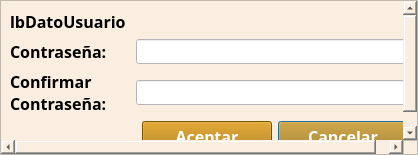
Before: the Qt Designer form funciones/adminusers/cambioClave.ui in gerardoros/CartograficoQgisPlugin, drawn with Qt 5.
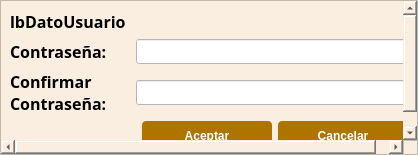
After: the same form once the commit is applied.

Patch:
```diff
--- a/funciones/adminusers/cambioClave.ui
+++ b/funciones/adminusers/cambioClave.ui
@@ -75,8 +75,6 @@
          </property>
          <property name="font">
           <font>
-           <family>Century Gothic</family>
-           <pointsize>12</pointsize>
            <weight>75</weight>
            <bold>true</bold>
           </font>
@@ -84,12 +82,16 @@
          <property name="styleSheet">
           <string notr="true">QPushButton{
 background : rgb(174, 116, 0);
-color : rgb(255, 255, 255)
+color : rgb(255, 255, 255);
+border-radius : 4px;
 }
-QPushButton::disabled {
-background : rgb(187, 129, 13);
-color : rgb(245,245,245);
-border: 1px solid #adb2b5;
+QPushButton::hover{
+background : rgb(104, 69, 13);
+color : rgb(255, 255, 255);
+border-radius : 4px;
+}
+QPushButton:disabled {
+background: rgb(217, 217, 217)
 }</string>
          </property>
          <property name="text">
@@ -254,8 +256,6 @@
          </property>
          <property name="font">
           <font>
-           <family>Century Gothic</family>
-           <pointsize>12</pointsize>
            <weight>75</weight>
            <bold>true</bold>
           </font>
@@ -263,12 +263,16 @@
          <property name="styleSheet">
           <string notr="true">QPushButton{
 background : rgb(174, 116, 0);
-color : rgb(255, 255, 255)
+color : rgb(255, 255, 255);
+border-radius : 4px;
 }
-QPushButton::disabled {
-background : rgb(187, 129, 13);
-color : rgb(245,245,245);
-border: 1px solid #adb2b5;
+QPushButton::hover{
+background : rgb(104, 69, 13);
+color : rgb(255, 255, 255);
+border-radius : 4px;
+}
+QPushButton:disabled {
+background: rgb(217, 217, 217)
 }</string>
          </property>
          <property name="text">
```
